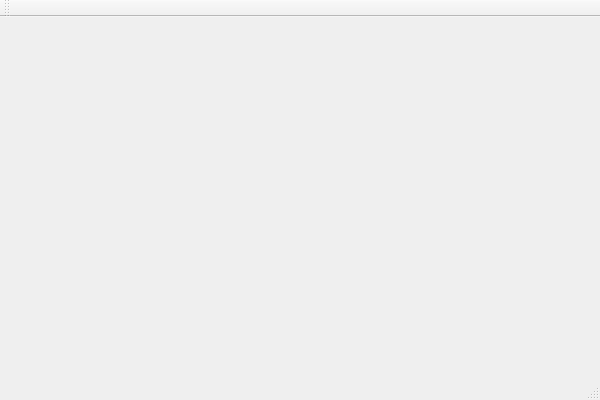
The window that mainwindow.ui (Berimor66/humblemaps) describes before a commit, drawn with Qt 5.
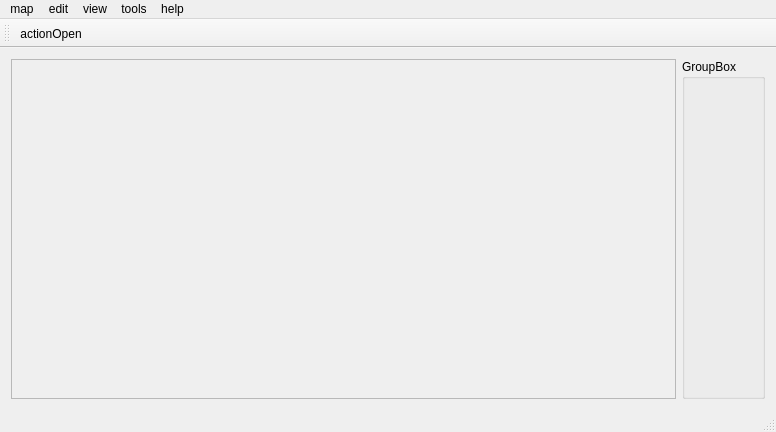
The same window after the commit.

Patch:
```diff
--- a/mainwindow.ui
+++ b/mainwindow.ui
@@ -6,23 +6,94 @@
    <rect>
     <x>0</x>
     <y>0</y>
-    <width>600</width>
-    <height>400</height>
+    <width>776</width>
+    <height>432</height>
    </rect>
   </property>
   <property name="windowTitle">
    <string>HumbleMaps</string>
   </property>
-  <widget class="QWidget" name="centralWidget"/>
+  <widget class="QWidget" name="centralWidget">
+   <layout class="QHBoxLayout" name="horizontalLayout">
+    <item>
+     <widget class="QScrollArea" name="scrollArea">
+      <property name="sizePolicy">
+       <sizepolicy hsizetype="Expanding" vsizetype="Expanding">
+        <horstretch>1</horstretch>
+        <verstretch>0</verstretch>
+       </sizepolicy>
+      </property>
+      <property name="widgetResizable">
+       <bool>true</bool>
+      </property>
+      <widget class="QWidget" name="scrollAreaWidgetContents">
+       <property name="geometry">
+        <rect>
+         <x>0</x>
+         <y>0</y>
+         <width>660</width>
+         <height>332</height>
+        </rect>
+       </property>
+      </widget>
+     </widget>
+    </item>
+    <item>
+     <widget class="QGroupBox" name="groupBox">
+      <property name="sizePolicy">
+       <sizepolicy hsizetype="Fixed" vsizetype="Expanding">
+        <horstretch>0</horstretch>
+        <verstretch>0</verstretch>
+       </sizepolicy>
+      </property>
+      <property name="title">
+       <string>GroupBox</string>
+      </property>
+     </widget>
+    </item>
+   </layout>
+  </widget>
   <widget class="QMenuBar" name="menuBar">
    <property name="geometry">
     <rect>
      <x>0</x>
      <y>0</y>
-     <width>600</width>
+     <width>776</width>
      <height>27</height>
     </rect>
    </property>
+   <widget class="QMenu" name="menuMap">
+    <property name="title">
+     <string>map</string>
+    </property>
+   </widget>
+   <widget class="QMenu" name="menuEdit">
+    <property name="title">
+     <string>edit</string>
+    </property>
+   </widget>
+   <widget class="QMenu" name="menuView">
+    <property name="title">
+     <string>view</string>
+    </property>
+   </widget>
+   <widget class="QMenu" name="menuTools">
+    <property name="title">
+     <string>tools</string>
+    </property>
+   </widget>
+   <widget class="QMenu" name="menuHelp">
+    <property name="title">
+     <string>help</string>
+    </property>
+    <addaction name="actionContents"/>
+    <addaction name="actionAbout"/>
+   </widget>
+   <addaction name="menuMap"/>
+   <addaction name="menuEdit"/>
+   <addaction name="menuView"/>
+   <addaction name="menuTools"/>
+   <addaction name="menuHelp"/>
   </widget>
   <widget class="QToolBar" name="mainToolBar">
    <attribute name="toolBarArea">
@@ -31,8 +102,27 @@
    <attribute name="toolBarBreak">
     <bool>false</bool>
    </attribute>
+   <addaction name="actionOpen"/>
   </widget>
   <widget class="QStatusBar" name="statusBar"/>
+  <action name="actionContents">
+   <property name="text">
+    <string>contents</string>
+   </property>
+  </action>
+  <action name="actionAbout">
+   <property name="text">
+    <string>about</string>
+   </property>
+  </action>
+  <action name="actionOpen">
+   <property name="text">
+    <string>actionOpen</string>
+   </property>
+   <property name="toolTip">
+    <string>Open</string>
+   </property>
+  </action>
  </widget>
  <layoutdefault spacing="6" margin="11"/>
  <resources/>
```
